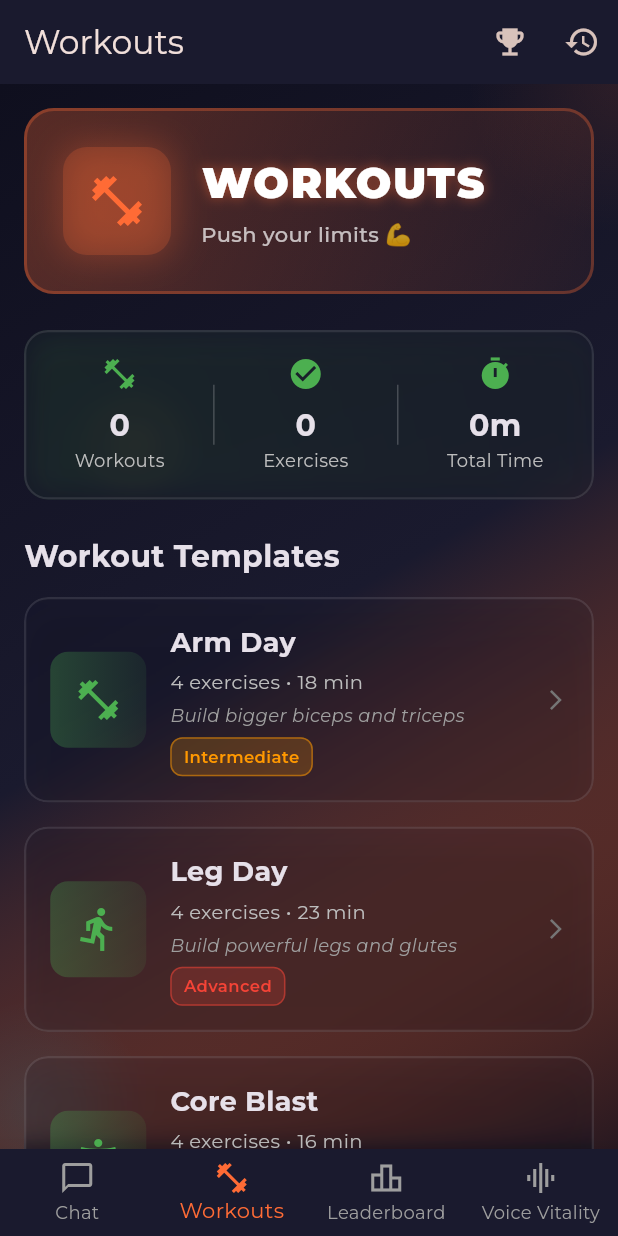
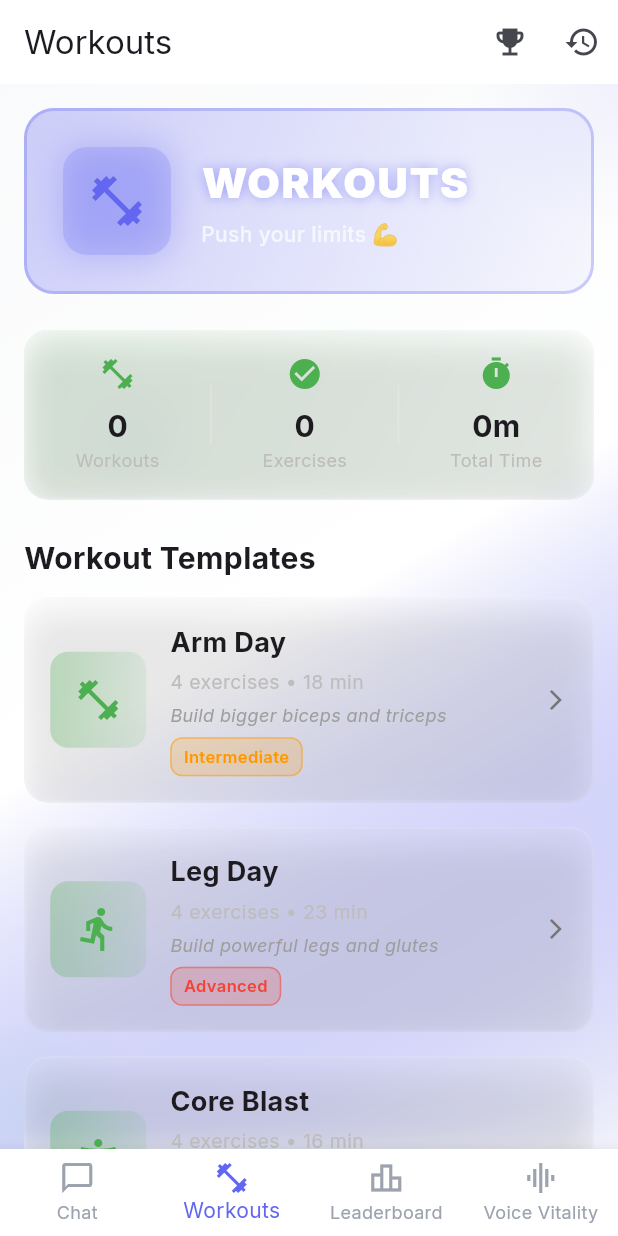
Before and after one commit to samshanmukh/voicecoach-grok, a Flutter app: the screen it shows after launch, item 2 of the bottom bar chosen, on a phone screen of 412 x 824 dp. Run offline on Flutter 3.47's test engine with Material 3 defaults, Android fonts, the phone set to English and light mode, and no system bars; drawn by our look-alikes of flutter_animate; our stand-ins replace cloud_firestore, confetti, firebase_core, flutter_tts, google_fonts, percent_indicator and 4 more; missing offline and left inert: record; accounts and stored records are empty.

Commit message:
refactor: Transform to clean light theme with minimal colors
🎨 Complete Theme Overhaul:
- Light theme instead of dark
- Minimal color palette (2 colors only!)

Color Scheme:
- Primary: Indigo (#6366F1) - main actions & highlights
- Secondary: Emerald Green (#10B981) - accents
- Background: Light Gray (#F9FAFB) - clean, soft
- Surface: Pure White - cards & surfaces

Design Philosophy:
- Clean & minimal aesthetic
- Reduced visual noise
- Focus on content
- Soft shadows instead of glows
- Better readability in daylight

UI Updates:
- White cards with subtle shadows
- Light gray backgrounds
- Indigo buttons and FABs
- Clean bottom navigation
- Inter font for better readability
- Subtle geometric backgrounds

All screens updated for light theme consistency!
Fresh, modern, minimal design ✨

```diff
--- a/lib/main.dart
+++ b/lib/main.dart
@@ -41,17 +41,16 @@ class VoiceCoachApp extends StatelessWidget {
         theme: ThemeData(
           useMaterial3: true,
           colorScheme: ColorScheme.fromSeed(
-            seedColor: const Color(0xFFFF6B35), // Vibrant Orange
-            brightness: Brightness.dark,
+            seedColor: const Color(0xFF6366F1), // Indigo
+            brightness: Brightness.light,
           ).copyWith(
-            primary: const Color(0xFFFF6B35),      // Vibrant Orange
-            secondary: const Color(0xFF00D4FF),    // Electric Blue
-            tertiary: const Color(0xFFFFC145),     // Golden Yellow
-            surface: const Color(0xFF1A1A2E),      // Deep Navy
-            background: const Color(0xFF0F0F1E),   // Near Black
+            primary: const Color(0xFF6366F1),      // Indigo
+            secondary: const Color(0xFF10B981),    // Emerald Green
+            surface: Colors.white,
+            background: const Color(0xFFF9FAFB),   // Light gray
           ),
-          textTheme: GoogleFonts.montserratTextTheme(ThemeData.dark().textTheme),
-          scaffoldBackgroundColor: const Color(0xFF0F0F1E),
+          textTheme: GoogleFonts.interTextTheme(ThemeData.light().textTheme),
+          scaffoldBackgroundColor: const Color(0xFFF9FAFB),
           cardTheme: CardThemeData(
             elevation: 0,
             shape: RoundedRectangleBorder(
@@ -61,29 +60,28 @@ class VoiceCoachApp extends StatelessWidget {
           ),
           elevatedButtonTheme: ElevatedButtonThemeData(
             style: ElevatedButton.styleFrom(
-              elevation: 4,
-              backgroundColor: const Color(0xFFFF6B35), // Vibrant Orange
+              elevation: 0,
+              backgroundColor: const Color(0xFF6366F1), // Indigo
               foregroundColor: Colors.white,
               padding: const EdgeInsets.symmetric(horizontal: 24, vertical: 16),
               shape: RoundedRectangleBorder(
-                borderRadius: BorderRadius.circular(16),
+                borderRadius: BorderRadius.circular(12),
               ),
-              shadowColor: const Color(0xFFFF6B35).withOpacity(0.5),
             ),
           ),
           floatingActionButtonTheme: const FloatingActionButtonThemeData(
-            elevation: 12,
-            backgroundColor: Color(0xFFFF6B35), // Vibrant Orange FAB
+            elevation: 2,
+            backgroundColor: Color(0xFF6366F1), // Indigo FAB
             shape: RoundedRectangleBorder(
-              borderRadius: BorderRadius.all(Radius.circular(20)),
+              borderRadius: BorderRadius.all(Radius.circular(16)),
             ),
           ),
           bottomNavigationBarTheme: const BottomNavigationBarThemeData(
-            backgroundColor: Color(0xFF1A1A2E),
-            selectedItemColor: Color(0xFFFF6B35),
-            unselectedItemColor: Colors.grey,
+            backgroundColor: Colors.white,
+            selectedItemColor: Color(0xFF6366F1),
+            unselectedItemColor: Color(0xFF9CA3AF),
             type: BottomNavigationBarType.fixed,
-            elevation: 16,
+            elevation: 8,
           ),
         ),
         home: const MainNavigation(),
--- a/lib/screens/workouts_screen.dart
+++ b/lib/screens/workouts_screen.dart
@@ -88,7 +88,7 @@ class _WorkoutsScreenState extends State<WorkoutsScreen> {
                     title: 'WORKOUTS',
                     subtitle: 'Push your limits 💪',
                     icon: Icons.fitness_center,
-                    accentColor: const Color(0xFFFF6B35),
+                    accentColor: const Color(0xFF6366F1),
                   ).animate().fadeIn(duration: 300.ms).slideY(begin: -0.3),
                   const SizedBox(height: 24),
 
--- a/lib/widgets/sports_background.dart
+++ b/lib/widgets/sports_background.dart
@@ -15,9 +15,9 @@ class SportsBackground extends StatelessWidget {
   @override
   Widget build(BuildContext context) {
     final colors = customColors ?? [
-      const Color(0xFF0F0F1E),
-      const Color(0xFF1A1A2E),
-      const Color(0xFFFF6B35).withOpacity(0.1),
+      const Color(0xFFF9FAFB),
+      Colors.white,
+      const Color(0xFF6366F1).withOpacity(0.05),
     ];
 
     return Container(
@@ -37,7 +37,7 @@ class SportsBackground extends StatelessWidget {
             right: -100,
             child: _buildGeometricShape(
               200,
-              const Color(0xFFFF6B35).withOpacity(0.1),
+              const Color(0xFF6366F1).withOpacity(0.08),
             ),
           ),
           Positioned(
@@ -45,7 +45,7 @@ class SportsBackground extends StatelessWidget {
             left: -50,
             child: _buildGeometricShape(
               150,
-              const Color(0xFF00D4FF).withOpacity(0.1),
+              const Color(0xFF10B981).withOpacity(0.06),
             ),
           ),
           Positioned(
@@ -53,7 +53,7 @@ class SportsBackground extends StatelessWidget {
             left: 50,
             child: _buildGeometricShape(
               80,
-              const Color(0xFFFFC145).withOpacity(0.08),
+              const Color(0xFF6366F1).withOpacity(0.05),
             ),
           ),
 
@@ -210,24 +210,17 @@ class EnergyCard extends StatelessWidget {
           child: Container(
             padding: const EdgeInsets.all(20),
             decoration: BoxDecoration(
-              gradient: LinearGradient(
-                begin: Alignment.topLeft,
-                end: Alignment.bottomRight,
-                colors: [
-                  const Color(0xFF1A1A2E).withOpacity(0.9),
-                  const Color(0xFF1A1A2E).withOpacity(0.7),
-                ],
-              ),
+              color: Colors.white,
               borderRadius: BorderRadius.circular(20),
               border: Border.all(
-                color: color.withOpacity(0.3),
+                color: color.withOpacity(0.2),
                 width: 1.5,
               ),
               boxShadow: [
                 BoxShadow(
-                  color: color.withOpacity(0.2),
-                  blurRadius: 20,
-                  offset: const Offset(0, 8),
+                  color: Colors.black.withOpacity(0.05),
+                  blurRadius: 10,
+                  offset: const Offset(0, 4),
                 ),
               ],
             ),
```
